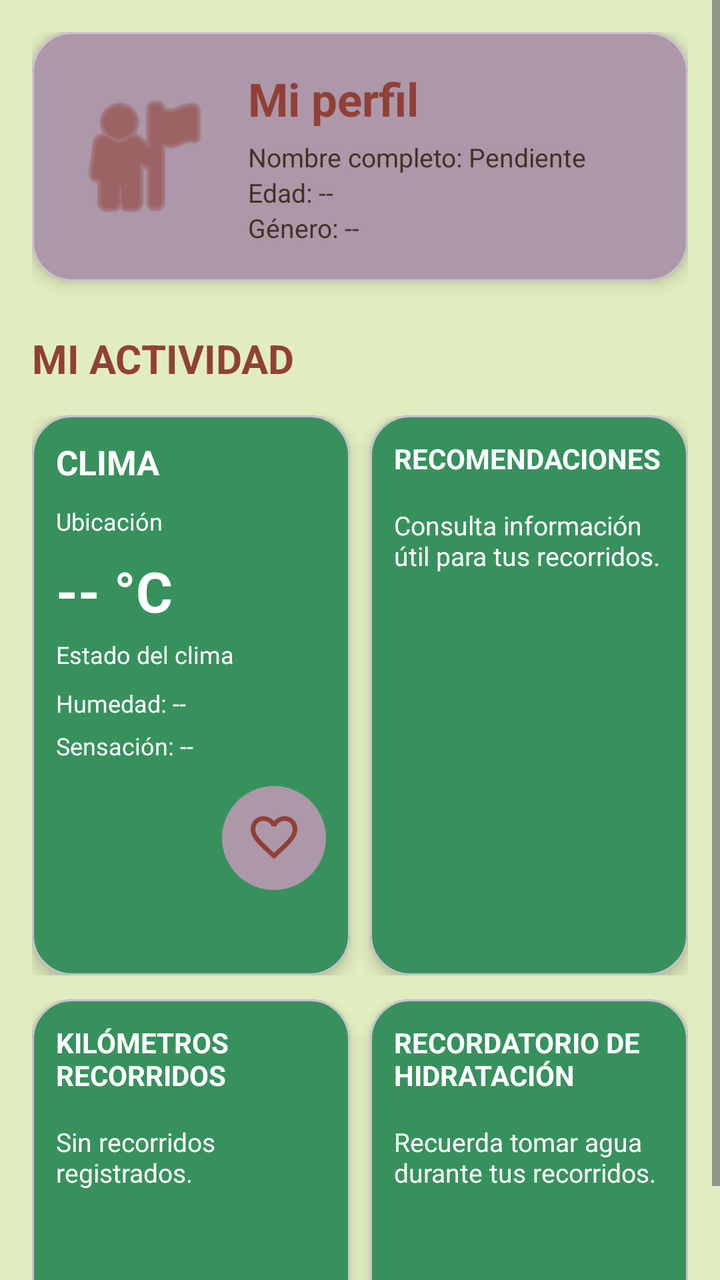
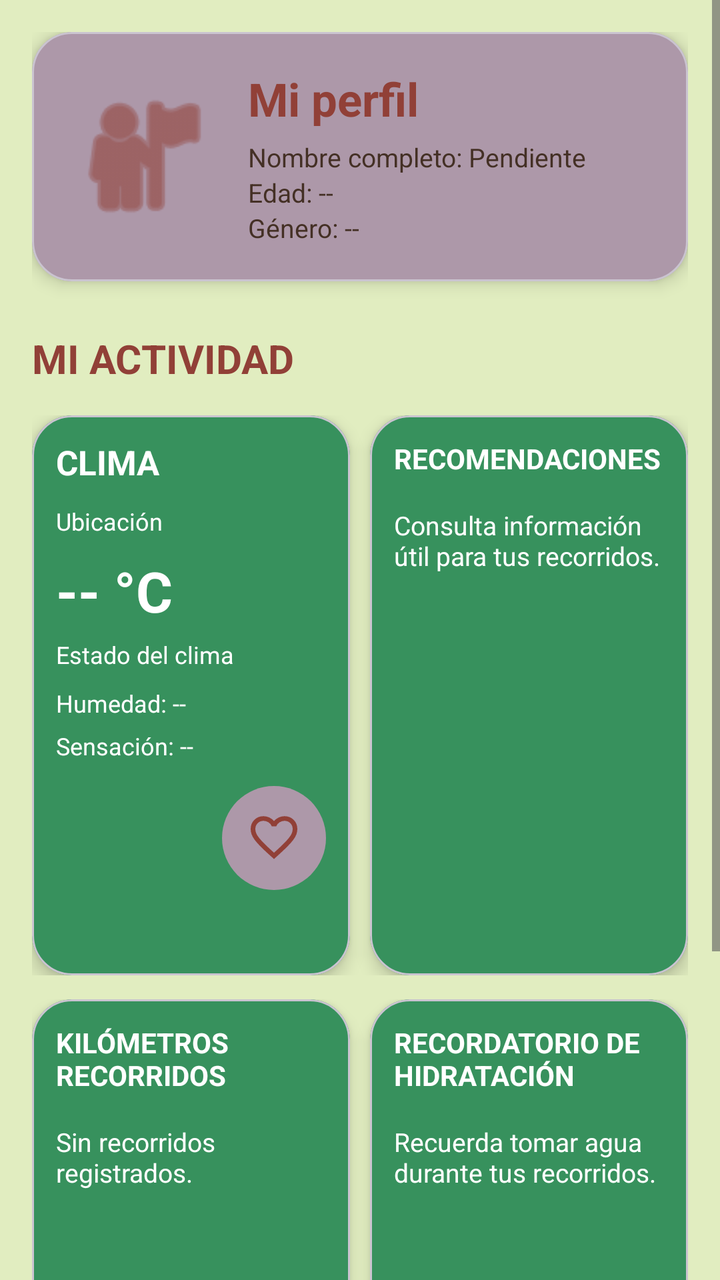

Screens rendered from an Android XML layout before and after an edit, with the pre-edit source and the edit as a unified diff.
<!-- AndroidManifest.xml: application theme Theme.PATHLY -->
<!-- res/layout/activity_details.xml -->
<?xml version="1.0" encoding="utf-8"?>
<ScrollView
    xmlns:android="http://schemas.android.com/apk/res/android"
    xmlns:app="http://schemas.android.com/apk/res-auto"
    xmlns:tools="http://schemas.android.com/tools"
    android:id="@+id/main"
    android:layout_width="match_parent"
    android:layout_height="match_parent"
    android:background="#E1EDC0"
    android:fillViewport="true"
    tools:context=".DetailsActivity">

    <LinearLayout
        android:layout_width="match_parent"
        android:layout_height="wrap_content"
        android:orientation="vertical"
        android:padding="16dp">

        
        <com.google.android.material.card.MaterialCardView
            android:layout_width="match_parent"
            android:layout_height="wrap_content"
            app:cardCornerRadius="20dp"
            app:cardElevation="5dp"
            app:cardBackgroundColor="#AD98A9">

            <LinearLayout
                android:layout_width="match_parent"
                android:layout_height="wrap_content"
                android:orientation="horizontal"
                android:gravity="center_vertical"
                android:padding="18dp">

                <ImageView
                    android:layout_width="75dp"
                    android:layout_height="75dp"
                    android:src="@android:drawable/ic_menu_myplaces"
                    android:contentDescription="Foto de perfil"
                    android:tint="#914037"/>

                <LinearLayout
                    android:layout_width="0dp"
                    android:layout_height="wrap_content"
                    android:layout_weight="1"
                    android:layout_marginStart="15dp"
                    android:orientation="vertical">

                    <TextView
                        android:layout_width="match_parent"
                        android:layout_height="wrap_content"
                        android:text="Mi perfil"
                        android:textColor="#914037"
                        android:textSize="23sp"
                        android:textStyle="bold"/>

                    <TextView
                        android:layout_width="match_parent"
                        android:layout_height="wrap_content"
                        android:text="Nombre completo: Pendiente"
                        android:textColor="#443025"
                        android:textSize="13sp"
                        android:layout_marginTop="5dp"/>

                    <TextView
                        android:layout_width="match_parent"
                        android:layout_height="wrap_content"
                        android:text="Edad: --"
                        android:textColor="#443025"
                        android:textSize="13sp"/>

                    <TextView
                        android:layout_width="match_parent"
                        android:layout_height="wrap_content"
                        android:text="Género: --"
                        android:textColor="#443025"
                        android:textSize="13sp"/>

                </LinearLayout>

            </LinearLayout>

        </com.google.android.material.card.MaterialCardView>

        
        <TextView
            android:layout_width="match_parent"
            android:layout_height="wrap_content"
            android:text="MI ACTIVIDAD"
            android:textSize="20sp"
            android:textStyle="bold"
            android:textColor="#914037"
            android:layout_marginTop="25dp"
            android:layout_marginBottom="15dp"/>

        
        <LinearLayout
            android:layout_width="match_parent"
            android:layout_height="wrap_content"
            android:orientation="horizontal"
            android:gravity="top">

            
            <com.google.android.material.card.MaterialCardView
                android:layout_width="0dp"
                android:layout_height="wrap_content"
                android:layout_weight="1"
                android:layout_marginEnd="5dp"
                app:cardCornerRadius="20dp"
                app:cardElevation="5dp"
                app:cardBackgroundColor="#37915D">

                <LinearLayout
                    android:layout_width="match_parent"
                    android:layout_height="wrap_content"
                    android:minHeight="280dp"
                    android:orientation="vertical"
                    android:padding="12dp">

                    <TextView
                        android:layout_width="match_parent"
                        android:layout_height="wrap_content"
                        android:text="CLIMA"
                        android:textSize="17sp"
                        android:textStyle="bold"
                        android:textColor="#FFFFFF"/>

                    
                    <TextView
                        android:id="@+id/tvDetalleUbicacion"
                        android:layout_width="match_parent"
                        android:layout_height="wrap_content"
                        android:text="Ubicación"
                        android:textSize="12sp"
                        android:textColor="#FFFFFF"
                        android:layout_marginTop="10dp"/>

                    
                    <TextView
                        android:id="@+id/tvDetalleTemperatura"
                        android:layout_width="match_parent"
                        android:layout_height="wrap_content"
                        android:text="-- °C"
                        android:textSize="28sp"
                        android:textStyle="bold"
                        android:textColor="#FFFFFF"
                        android:layout_marginTop="8dp"/>

                    
                    <TextView
                        android:id="@+id/tvDetalleEstado"
                        android:layout_width="match_parent"
                        android:layout_height="wrap_content"
                        android:text="Estado del clima"
                        android:textColor="#FFFFFF"
                        android:textSize="12sp"
                        android:layout_marginTop="5dp"/>

                    
                    <TextView
                        android:id="@+id/tvDetalleHumedad"
                        android:layout_width="match_parent"
                        android:layout_height="wrap_content"
                        android:text="Humedad: --"
                        android:textColor="#FFFFFF"
                        android:textSize="12sp"
                        android:layout_marginTop="8dp"/>

                    
                    <TextView
                        android:id="@+id/tvDetalleSensacion"
                        android:layout_width="match_parent"
                        android:layout_height="wrap_content"
                        android:text="Sensación: --"
                        android:textColor="#FFFFFF"
                        android:textSize="12sp"
                        android:layout_marginTop="5dp"/>

                    
                    <ImageButton
                        android:id="@+id/btnFavorito"
                        android:layout_width="52dp"
                        android:layout_height="52dp"
                        android:layout_gravity="end"
                        android:layout_marginTop="12dp"
                        android:background="@drawable/bg_button"
                        android:src="@drawable/no_favorito"
                        android:contentDescription="Agregar a favoritos"
                        android:padding="12dp"
                        android:scaleType="fitCenter"
                        android:tint="#914037"/>

                </LinearLayout>

            </com.google.android.material.card.MaterialCardView>

            
            <com.google.android.material.card.MaterialCardView
                android:layout_width="0dp"
                android:layout_height="wrap_content"
                android:layout_weight="1"
                android:layout_marginStart="5dp"
                app:cardCornerRadius="20dp"
                app:cardElevation="5dp"
                app:cardBackgroundColor="#37915D">

                <LinearLayout
                    android:layout_width="match_parent"
                    android:layout_height="wrap_content"
                    android:minHeight="280dp"
                    android:orientation="vertical"
                    android:padding="12dp">

                    <TextView
                        android:layout_width="match_parent"
                        android:layout_height="wrap_content"
                        android:text="RECOMENDACIONES"
                        android:textSize="14sp"
                        android:textStyle="bold"
                        android:textColor="#FFFFFF"/>

                    <TextView
                        android:layout_width="match_parent"
                        android:layout_height="wrap_content"
                        android:text="Consulta información útil para tus recorridos."
                        android:textColor="#FFFFFF"
                        android:textSize="13sp"
                        android:layout_marginTop="15dp"/>

                </LinearLayout>

            </com.google.android.material.card.MaterialCardView>

        </LinearLayout>

        
        <LinearLayout
            android:layout_width="match_parent"
            android:layout_height="wrap_content"
            android:orientation="horizontal"
            android:layout_marginTop="12dp">

            
            <com.google.android.material.card.MaterialCardView
                android:layout_width="0dp"
                android:layout_height="175dp"
                android:layout_weight="1"
                android:layout_marginEnd="5dp"
                app:cardCornerRadius="20dp"
                app:cardElevation="5dp"
                app:cardBackgroundColor="#37915D">

                <LinearLayout
                    android:layout_width="match_parent"
                    android:layout_height="match_parent"
                    android:orientation="vertical"
                    android:padding="12dp">

                    <TextView
                        android:layout_width="match_parent"
                        android:layout_height="wrap_content"
                        android:text="KILÓMETROS RECORRIDOS"
                        android:textColor="#FFFFFF"
                        android:textSize="14sp"
                        android:textStyle="bold"/>

                    <TextView
                        android:layout_width="match_parent"
                        android:layout_height="wrap_content"
                        android:text="Sin recorridos registrados."
                        android:textColor="#FFFFFF"
                        android:textSize="13sp"
                        android:layout_marginTop="15dp"/>

                </LinearLayout>

            </com.google.android.material.card.MaterialCardView>

            
            <com.google.android.material.card.MaterialCardView
                android:layout_width="0dp"
                android:layout_height="175dp"
                android:layout_weight="1"
                android:layout_marginStart="5dp"
                app:cardCornerRadius="20dp"
                app:cardElevation="5dp"
                app:cardBackgroundColor="#37915D">

                <LinearLayout
                    android:layout_width="match_parent"
                    android:layout_height="match_parent"
                    android:orientation="vertical"
                    android:padding="12dp">

                    <TextView
                        android:layout_width="match_parent"
                        android:layout_height="wrap_content"
                        android:text="RECORDATORIO DE HIDRATACIÓN"
                        android:textColor="#FFFFFF"
                        android:textSize="14sp"
                        android:textStyle="bold"/>

                    <TextView
                        android:layout_width="match_parent"
                        android:layout_height="wrap_content"
                        android:text="Recuerda tomar agua durante tus recorridos."
                        android:textColor="#FFFFFF"
                        android:textSize="13sp"
                        android:layout_marginTop="15dp"/>

                </LinearLayout>

            </com.google.android.material.card.MaterialCardView>

        </LinearLayout>

    </LinearLayout>

</ScrollView>
<!-- resources referenced by this layout -->
<resources>
  <!-- drawable bg_button (drawable) -->
  <?xml version="1.0" encoding="utf-8"?>
  <shape xmlns:android="http://schemas.android.com/apk/res/android">
  
      <solid android:color="#AD98A9"/>
  
      <corners android:radius="100dp"/>
  
  </shape>
  <!-- drawable no_favorito (drawable) -->
  <vector xmlns:android="http://schemas.android.com/apk/res/android"
      android:width="24dp"
      android:height="24dp"
      android:viewportWidth="24"
      android:viewportHeight="24">
    <path
        android:pathData="M12,21l-1.45,-1.3q-2.53,-2.27 -4.18,-3.92q-1.65,-1.65 -2.63,-2.96Q2.78,11.5 2.39,10.4T2,8.15Q2,5.8 3.58,4.22T7.5,2.65q1.3,0 2.48,0.55T12,4.75q0.85,-1 2.03,-1.55T16.5,2.65q2.35,0 3.93,1.57T22,8.15q0,1.15 -0.39,2.25t-1.36,2.41q-0.97,1.31 -2.63,2.96q-1.65,1.65 -4.17,3.92L12,21ZM12,18.3q2.4,-2.15 3.95,-3.69t2.45,-2.67t1.25,-2.03Q20,9.02 20,8.15q0,-1.5 -1,-2.5t-2.5,-1q-1.17,0 -2.17,0.66q-1,0.66 -1.38,1.69h-1.9Q10.68,5.97 9.68,5.31T7.5,4.65q-1.5,0 -2.5,1T4,8.15Q4,9.02 4.35,9.91T5.6,11.94t2.45,2.67T12,18.3ZM12,11.47Z"
        android:fillColor="#914037"/>
  </vector>
  <style name="Theme.PATHLY" parent="Base.Theme.PATHLY" />
  <style name="Base.Theme.PATHLY" parent="Theme.Material3.DayNight.NoActionBar">
          
          
      </style>
</resources>

<!-- the commit's change to res/layout/activity_details.xml (unified diff, before → after) -->
@@ -36,7 +36,7 @@
                     android:layout_height="75dp"
                     android:src="@android:drawable/ic_menu_myplaces"
                     android:contentDescription="Foto de perfil"
-                    android:tint="#914037"/>
+                    app:tint="#914037"/>
 
                 <LinearLayout
                     android:layout_width="0dp"
@@ -187,7 +187,7 @@
                         android:contentDescription="Agregar a favoritos"
                         android:padding="12dp"
                         android:scaleType="fitCenter"
-                        android:tint="#914037"/>
+                        app:tint="#914037"/>
 
                 </LinearLayout>
 
@@ -313,6 +313,35 @@
 
         </LinearLayout>
 
+        
+        <TextView
+            android:layout_width="match_parent"
+            android:layout_height="wrap_content"
+            android:layout_marginTop="28dp"
+            android:layout_marginBottom="12dp"
+            android:text="MIS CLIMAS FAVORITOS"
+            android:textColor="#914037"
+            android:textSize="20sp"
+            android:textStyle="bold"/>
+
+        
+        <TextView
+            android:id="@+id/tvSinFavoritos"
+            android:layout_width="match_parent"
+            android:layout_height="wrap_content"
+            android:text="Todavía no has guardado ningún clima. Presiona el corazón de la tarjeta CLIMA para agregar uno."
+            android:textColor="#443025"
+            android:textSize="14sp"
+            android:padding="14dp"/>
+
+        
+        <LinearLayout
+            android:id="@+id/contenedorFavoritos"
+            android:layout_width="match_parent"
+            android:layout_height="wrap_content"
+            android:orientation="vertical"
+            android:paddingBottom="24dp"/>
+
     </LinearLayout>
 
 </ScrollView>
